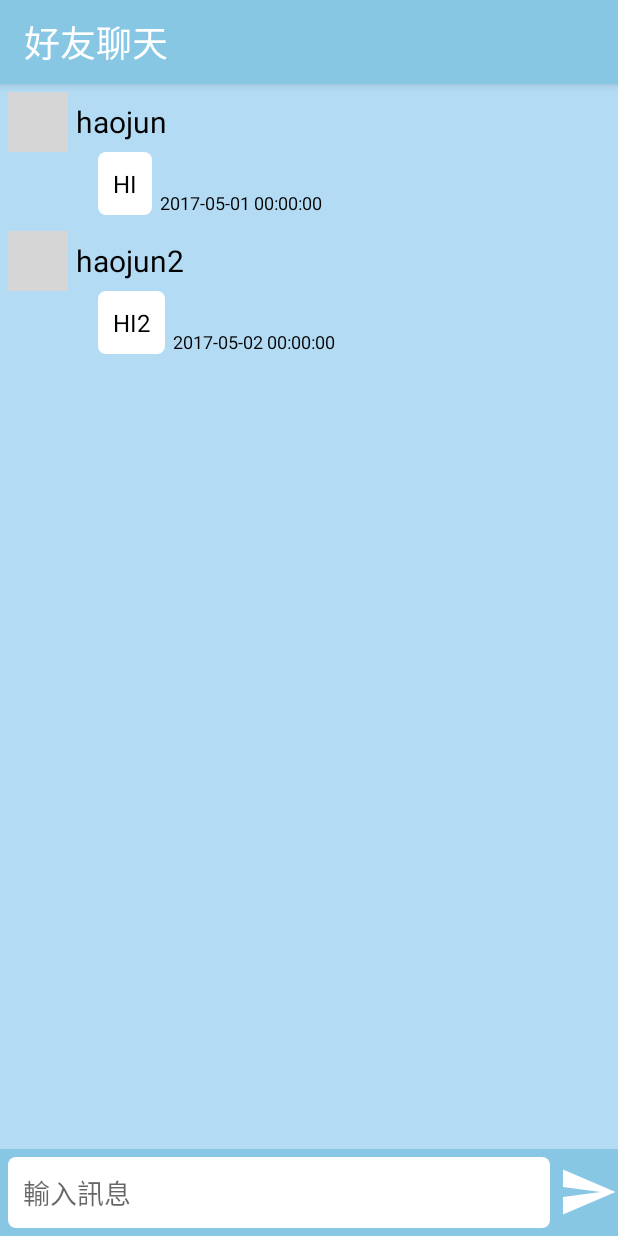
After one commit to n1056722/Android-RoadToAdventure, an Android app: the FriendChatActivity screen opened directly, with no data from a screen before it, on a phone screen of 412 x 824 dp. The commit adds this screen. Run offline under Robolectric (Android 15) with nearby library versions, the phone set to English and light mode, and no system bars; our stand-ins replace CircleImageView, Picasso; pictures from the network do not load; grey boxes are pictures that could not be loaded.

Commit message:
add friend list , friend chat

```diff
--- a/app/src/main/AndroidManifest.xml
+++ b/app/src/main/AndroidManifest.xml
@@ -52,7 +52,9 @@
             android:screenOrientation="portrait" />
         <activity
             android:name=".activity.JourneyRecordActivity"
-            android:screenOrientation="portrait"/>
+            android:screenOrientation="portrait" />
+        <activity android:name=".activity.FriendListActivity" />
+        <activity android:name=".activity.FriendChatActivity"></activity>
     </application>
 
 </manifest>
--- /dev/null
+++ b/app/src/main/java/ya/haojun/roadtoadventure/activity/FriendChatActivity.java
@@ -0,0 +1,49 @@
+package ya.haojun.roadtoadventure.activity;
+
+import android.support.v7.app.AppCompatActivity;
+import android.os.Bundle;
+import android.support.v7.widget.LinearLayoutManager;
+import android.support.v7.widget.RecyclerView;
+import android.view.View;
+import android.widget.EditText;
+
+import java.util.ArrayList;
+
+import ya.haojun.roadtoadventure.R;
+import ya.haojun.roadtoadventure.adapter.ChatRVAdapter;
+import ya.haojun.roadtoadventure.model.Chat;
+
+public class FriendChatActivity extends CommonActivity implements View.OnClickListener {
+
+    // ui
+    private RecyclerView rv;
+    private EditText et_input;
+    // data
+    private ArrayList<Chat> list_chat;
+
+    @Override
+    protected void onCreate(Bundle savedInstanceState) {
+        super.onCreate(savedInstanceState);
+        setContentView(R.layout.activity_friend_chat);
+
+        // ui reference
+        rv = (RecyclerView) findViewById(R.id.rv_friend_chat);
+        et_input = (EditText) findViewById(R.id.et_friend_chat_input);
+        findViewById(R.id.iv_friend_chat_send).setOnClickListener(this);
+
+        // init RecyclerView
+        list_chat = new ArrayList<>();
+        list_chat.add(new Chat("hj", "haojun", "https://avatars1.githubusercontent.com/u/15250400?v=3&s=460", "HI", "2017-05-01 00:00:00"));
+        list_chat.add(new Chat("hj2", "haojun2", "https://avatars1.githubusercontent.com/u/15250400?v=3&s=460", "HI2", "2017-05-02 00:00:00"));
+        rv.setLayoutManager(new LinearLayoutManager(this));
+        rv.setAdapter(new ChatRVAdapter(this, list_chat));
+    }
+
+    @Override
+    public void onClick(View v) {
+        switch (v.getId()) {
+            case R.id.iv_friend_chat_send:
+                break;
+        }
+    }
+}
--- a/app/src/main/java/ya/haojun/roadtoadventure/activity/LoginActivity.java
+++ b/app/src/main/java/ya/haojun/roadtoadventure/activity/LoginActivity.java
@@ -27,7 +27,7 @@ public class LoginActivity extends CommonActivity implements View.OnClickListene
 //                String userPassword =((EditText)findViewById(R.id.et_login_user_password)).getText().toString();
 
                 User user = User.getInstance();
-                user.setUserID("haojun");
+                user.setUserID("hj");
                 user.setUserName("haojun");
                 user.setUserPicture("https://avatars1.githubusercontent.com/u/15250400?v=3&s=460");
 
--- a/app/src/main/java/ya/haojun/roadtoadventure/activity/MainActivity.java
+++ b/app/src/main/java/ya/haojun/roadtoadventure/activity/MainActivity.java
@@ -65,6 +65,7 @@ public class MainActivity extends CommonActivity {
             case DrawerItem.PERSONAL_PLAN:
                 break;
             case DrawerItem.PERSONAL_FIREND:
+                openActivity(FriendListActivity.class);
                 break;
             case DrawerItem.GROUP_MY:
                 break;
--- /dev/null
+++ b/app/src/main/java/ya/haojun/roadtoadventure/adapter/ChatRVAdapter.java
@@ -0,0 +1,103 @@
+package ya.haojun.roadtoadventure.adapter;
+
+
+import android.content.Context;
+import android.support.v7.widget.RecyclerView;
+import android.view.View;
+import android.view.ViewGroup;
+import android.widget.ImageView;
+import android.widget.TextView;
+
+import com.squareup.picasso.Picasso;
+
+import java.util.ArrayList;
+
+import ya.haojun.roadtoadventure.R;
+import ya.haojun.roadtoadventure.activity.MainActivity;
+import ya.haojun.roadtoadventure.model.Chat;
+import ya.haojun.roadtoadventure.model.DrawerItem;
+import ya.haojun.roadtoadventure.model.User;
+
+
+public class ChatRVAdapter extends CommonRVAdapter {
+
+    // type
+    private static final int SELF = 0;
+    private static final int OTHER = 1;
+
+    // data
+    private int pictureWidth;
+    private String selfUserID;
+    private ArrayList<Chat> list;
+
+    public ChatRVAdapter(Context context, ArrayList<Chat> list) {
+        super(context);
+        this.pictureWidth = (int) getResources().getDimension(R.dimen.imageview_chat_picture);
+        this.selfUserID = User.getInstance().getUserID();
+        this.list = list;
+    }
+
+    @Override
+    public int getItemViewType(int position) {
+        return list.get(position).getUserID().equals(selfUserID) ? SELF : OTHER;
+    }
+
+    @Override
+    public RecyclerView.ViewHolder onCreateViewHolder(ViewGroup parent, int viewType) {
+        if (viewType == SELF) {
+            return new SelfViewHolder(getInflater().inflate(R.layout.item_rv_chat_self, parent, false));
+        } else if (viewType == OTHER) {
+            return new OtherGroupViewHolder(getInflater().inflate(R.layout.item_rv_chat_other, parent, false));
+        }
+        return null;
+    }
+
+    @Override
+    public void onBindViewHolder(RecyclerView.ViewHolder holder, int position) {
+        Chat item = list.get(position);
+        if (holder instanceof SelfViewHolder) {
+            SelfViewHolder h = (SelfViewHolder) holder;
+            h.content.setText(item.getContent());
+            h.createDate.setText(item.getCreateDate());
+        } else if (holder instanceof OtherGroupViewHolder) {
+            OtherGroupViewHolder h = (OtherGroupViewHolder) holder;
+            Picasso.with(getContext()).load(item.getUserPicture()).resize(pictureWidth, pictureWidth).centerCrop().into(h.picture);
+            h.name.setText(item.getUserName());
+            h.content.setText(item.getContent());
+            h.createDate.setText(item.getCreateDate());
+        }
+    }
+
+    @Override
+    public int getItemCount() {
+        return list.size();
+    }
+
+    private class SelfViewHolder extends RecyclerView.ViewHolder {
+
+        TextView content;
+        TextView createDate;
+
+        SelfViewHolder(View v) {
+            super(v);
+            content = (TextView) v.findViewById(R.id.tv_item_rv_chat_self_content);
+            createDate = (TextView) v.findViewById(R.id.tv_item_rv_chat_self_create_date);
+        }
+    }
+
+    private class OtherGroupViewHolder extends RecyclerView.ViewHolder {
+
+        ImageView picture;
+        TextView name;
+        TextView content;
+        TextView createDate;
+
+        OtherGroupViewHolder(View v) {
+            super(v);
+            picture = (ImageView) v.findViewById(R.id.iv_item_rv_chat_other_picture);
+            name = (TextView) v.findViewById(R.id.tv_item_rv_chat_other_name);
+            content = (TextView) v.findViewById(R.id.tv_item_rv_chat_other_content);
+            createDate = (TextView) v.findViewById(R.id.tv_item_rv_chat_other_create_date);
+        }
+    }
+}
--- /dev/null
+++ b/app/src/main/java/ya/haojun/roadtoadventure/model/Chat.java
@@ -0,0 +1,58 @@
+package ya.haojun.roadtoadventure.model;
+
+
+public class Chat {
+    private String userID;
+    private String userName;
+    private String userPicture;
+    private String content;
+    private String createDate;
+
+    public Chat(String userID, String userName, String userPicture, String content, String createDate) {
+        this.userID = userID;
+        this.userName = userName;
+        this.userPicture = userPicture;
+        this.content = content;
+        this.createDate = createDate;
+    }
+
+    public String getUserID() {
+        return userID;
+    }
+
+    public void setUserID(String userID) {
+        this.userID = userID;
+    }
+
+    public String getUserName() {
+        return userName;
+    }
+
+    public void setUserName(String userName) {
+        this.userName = userName;
+    }
+
+    public String getUserPicture() {
+        return userPicture;
+    }
+
+    public void setUserPicture(String userPicture) {
+        this.userPicture = userPicture;
+    }
+
+    public String getContent() {
+        return content;
+    }
+
+    public void setContent(String content) {
+        this.content = content;
+    }
+
+    public String getCreateDate() {
+        return createDate;
+    }
+
+    public void setCreateDate(String createDate) {
+        this.createDate = createDate;
+    }
+}
--- /dev/null
+++ b/app/src/main/res/drawable/edittext_chat_send.xml
@@ -0,0 +1,13 @@
+<?xml version="1.0" encoding="utf-8"?>
+<shape xmlns:android="http://schemas.android.com/apk/res/android">
+
+    <corners android:radius="5dp" />
+
+    <solid android:color="#FFF" />
+
+    <padding
+        android:bottom="10dp"
+        android:left="10dp"
+        android:right="10dp"
+        android:top="10dp" />
+</shape>
--- /dev/null
+++ b/app/src/main/res/drawable/ic_send_w.xml
@@ -0,0 +1,9 @@
+<vector xmlns:android="http://schemas.android.com/apk/res/android"
+        android:width="24dp"
+        android:height="24dp"
+        android:viewportWidth="24.0"
+        android:viewportHeight="24.0">
+    <path
+        android:fillColor="#FFF"
+        android:pathData="M2.01,21L23,12 2.01,3 2,10l15,2 -15,2z"/>
+</vector>
--- /dev/null
+++ b/app/src/main/res/drawable/textview_chat_other.xml
@@ -0,0 +1,13 @@
+<?xml version="1.0" encoding="utf-8"?>
+<shape xmlns:android="http://schemas.android.com/apk/res/android">
+
+    <corners android:radius="5dp" />
+
+    <solid android:color="#FFF" />
+
+    <padding
+        android:bottom="10dp"
+        android:left="10dp"
+        android:right="10dp"
+        android:top="10dp" />
+</shape>
--- /dev/null
+++ b/app/src/main/res/layout/activity_friend_chat.xml
@@ -0,0 +1,65 @@
+<?xml version="1.0" encoding="utf-8"?>
+<LinearLayout xmlns:android="http://schemas.android.com/apk/res/android"
+    xmlns:app="http://schemas.android.com/apk/res-auto"
+    android:layout_width="match_parent"
+    android:layout_height="match_parent"
+    android:orientation="vertical">
+
+    <android.support.design.widget.AppBarLayout
+        android:layout_width="match_parent"
+        android:layout_height="wrap_content"
+        android:theme="@style/AppTheme.AppBarOverlay">
+
+        <android.support.v7.widget.Toolbar
+            android:layout_width="match_parent"
+            android:layout_height="?attr/actionBarSize"
+            android:background="?attr/colorPrimary"
+            app:popupTheme="@style/AppTheme.PopupOverlay">
+
+            <RelativeLayout
+                android:layout_width="match_parent"
+                android:layout_height="match_parent">
+
+                <TextView
+                    android:layout_width="wrap_content"
+                    android:layout_height="wrap_content"
+                    android:layout_centerVertical="true"
+                    android:text="好友聊天"
+                    android:textColor="#FFF"
+                    android:textSize="24sp" />
+
+            </RelativeLayout>
+        </android.support.v7.widget.Toolbar>
+    </android.support.design.widget.AppBarLayout>
+
+    <android.support.v7.widget.RecyclerView
+        android:id="@+id/rv_friend_chat"
+        android:layout_width="match_parent"
+        android:layout_height="0dp"
+        android:background="#B3DBF4"
+        android:layout_weight="1" />
+
+    <LinearLayout
+        android:layout_width="match_parent"
+        android:layout_height="wrap_content"
+        android:background="@color/colorPrimary"
+        android:orientation="horizontal">
+
+        <EditText
+            android:id="@+id/et_friend_chat_input"
+            android:layout_width="0dp"
+            android:layout_height="wrap_content"
+            android:layout_gravity="center"
+            android:layout_margin="5dp"
+            android:layout_weight="1"
+            android:hint="輸入訊息"
+            android:background="@drawable/edittext_chat_send" />
+
+        <ImageView
+            android:id="@+id/iv_friend_chat_send"
+            android:layout_width="@dimen/imageview_chat_send"
+            android:layout_height="@dimen/imageview_chat_send"
+            android:layout_gravity="center"
+            android:src="@drawable/ic_send_w" />
+    </LinearLayout>
+</LinearLayout>
--- /dev/null
+++ b/app/src/main/res/layout/item_rv_chat_other.xml
@@ -0,0 +1,62 @@
+<?xml version="1.0" encoding="utf-8"?>
+<LinearLayout xmlns:android="http://schemas.android.com/apk/res/android"
+    android:layout_width="match_parent"
+    android:layout_height="wrap_content"
+    android:orientation="vertical">
+
+    <LinearLayout
+        android:layout_width="wrap_content"
+        android:layout_height="wrap_content"
+        android:layout_margin="5dp"
+        android:orientation="vertical">
+
+        <LinearLayout
+            android:layout_width="wrap_content"
+            android:layout_height="wrap_content"
+            android:orientation="horizontal">
+
+            <de.hdodenhof.circleimageview.CircleImageView
+                android:id="@+id/iv_item_rv_chat_other_picture"
+                android:layout_width="@dimen/imageview_chat_picture"
+                android:layout_height="@dimen/imageview_chat_picture"
+                android:layout_gravity="center" />
+
+            <TextView
+                android:id="@+id/tv_item_rv_chat_other_name"
+                android:layout_width="wrap_content"
+                android:layout_height="wrap_content"
+                android:layout_gravity="center"
+                android:layout_marginLeft="5dp"
+                android:text="名稱"
+                android:textColor="#000"
+                android:textSize="20sp" />
+        </LinearLayout>
+
+        <LinearLayout
+            android:layout_width="wrap_content"
+            android:layout_height="wrap_content"
+            android:layout_marginLeft="@dimen/imageview_list_picture"
+            android:orientation="horizontal">
+
+            <TextView
+                android:id="@+id/tv_item_rv_chat_other_content"
+                android:layout_width="0dp"
+                android:layout_height="wrap_content"
+                android:layout_weight="1"
+                android:background="@drawable/textview_chat_other"
+                android:text="內容內容內容內容內容內容內容內容內容內容"
+                android:textColor="#000"
+                android:textSize="16sp" />
+
+            <TextView
+                android:id="@+id/tv_item_rv_chat_other_create_date"
+                android:layout_width="wrap_content"
+                android:layout_height="wrap_content"
+                android:layout_gravity="bottom"
+                android:layout_marginLeft="5dp"
+                android:text="12:00"
+                android:textColor="#000"
+                android:textSize="12sp" />
+        </LinearLayout>
+    </LinearLayout>
+</LinearLayout>
--- a/app/src/main/res/values/dimens.xml
+++ b/app/src/main/res/values/dimens.xml
@@ -9,4 +9,12 @@
     <dimen name="imageview_drawer_item_width">30dp</dimen>
 
     <dimen name="imageview_main_grid_width">60dp</dimen>
+
+    <dimen name="imageview_toolbar_width">25dp</dimen>
+    <dimen name="imageview_toolbar_margin">16dp</dimen>
+
+    <dimen name="imageview_list_picture">60dp</dimen>
+
+    <dimen name="imageview_chat_send">40dp</dimen>
+    <dimen name="imageview_chat_picture">40dp</dimen>
 </resources>
```
Also changed, not shown: app/src/main/java/ya/haojun/roadtoadventure/activity/FriendListActivity.java (added, +35 -0 lines), app/src/main/java/ya/haojun/roadtoadventure/adapter/FriendRVAdapter.java (added, +74 -0 lines), app/src/main/java/ya/haojun/roadtoadventure/model/Friend.java (added, +38 -0 lines), app/src/main/res/drawable/ic_search_w.xml (added, +9 -0 lines), app/src/main/res/drawable/textview_chat_self.xml (added, +13 -0 lines), app/src/main/res/layout/activity_friend_list.xml (added, +47 -0 lines), app/src/main/res/layout/item_rv_chat_self.xml (added, +34 -0 lines), app/src/main/res/layout/item_rv_friend.xml (added, +28 -0 lines).
